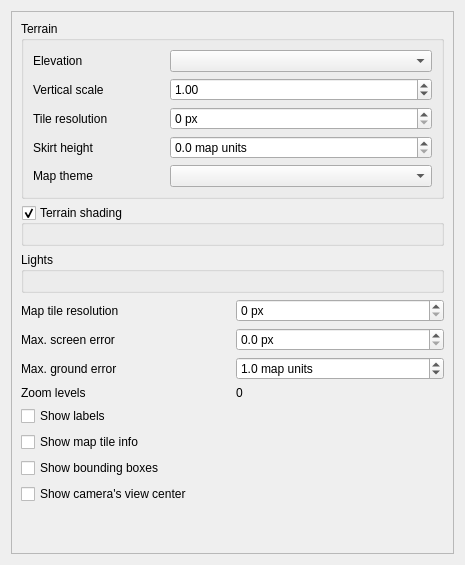
The window that src/ui/3d/map3dconfigwidget.ui (qgis/QGIS) describes before a commit, drawn with Qt 5.
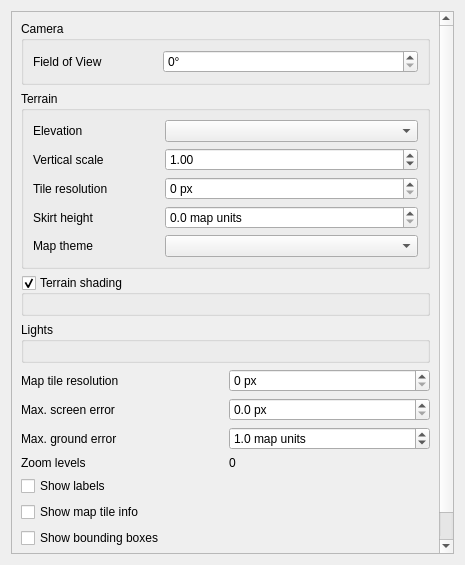
The same window after the commit. Custom widgets are drawn as their Qt base class.

Commit message: [FEATURE][3d] Add camera lens field of view settings

Diff of the .ui file:
```diff
--- a/src/ui/3d/map3dconfigwidget.ui
+++ b/src/ui/3d/map3dconfigwidget.ui
@@ -29,6 +29,35 @@
        </rect>
       </property>
       <layout class="QVBoxLayout" name="verticalInnerLayout">
+       <item>
+        <widget class="QgsCollapsibleGroupBox" name="cameraTerrain">
+         <property name="title">
+          <string>Camera</string>
+         </property>
+         <layout class="QGridLayout" name="gridLayout">
+          <item row="1" column="0">
+           <widget class="QLabel" name="label_3">
+            <property name="text">
+             <string>Field of View</string>
+            </property>
+           </widget>
+          </item>
+          <item row="1" column="1" colspan="2">
+           <widget class="QgsSpinBox" name="spinCameraFieldOfView">
+            <property name="suffix">
+             <string>°</string>
+            </property>
+            <property name="maximum">
+             <number>0</number>
+            </property>
+            <property name="maximum">
+             <number>180</number>
+            </property>
+           </widget>
+          </item>
+         </layout>
+        </widget>
+       </item>
        <item>
         <widget class="QgsCollapsibleGroupBox" name="groupTerrain">
          <property name="title">
```
The commit also changes 8 other files.
